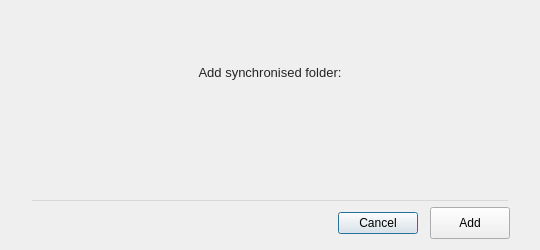
meganz/MEGAsync, file src/MEGASync/syncs/gui/Twoways/macx/BindFolderDialog.ui: the form before one commit.
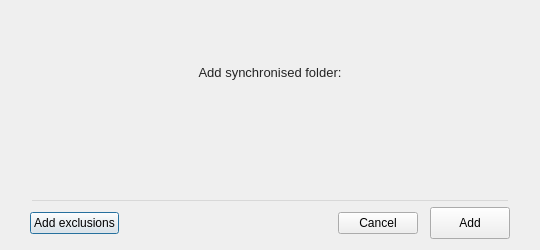
The form after the commit. Icons and pictures are not drawn. Custom widgets are drawn as their Qt base class.

What changed in the file:
```diff
--- a/src/MEGASync/syncs/gui/Twoways/macx/BindFolderDialog.ui
+++ b/src/MEGASync/syncs/gui/Twoways/macx/BindFolderDialog.ui
@@ -167,6 +167,13 @@
       <property name="bottomMargin">
        <number>0</number>
       </property>
+      <item>
+       <widget class="QPushButton" name="bAddExclusions">
+        <property name="text">
+         <string>Add exclusions</string>
+        </property>
+       </widget>
+      </item>
       <item>
        <spacer name="horizontalSpacer">
         <property name="orientation">
```
